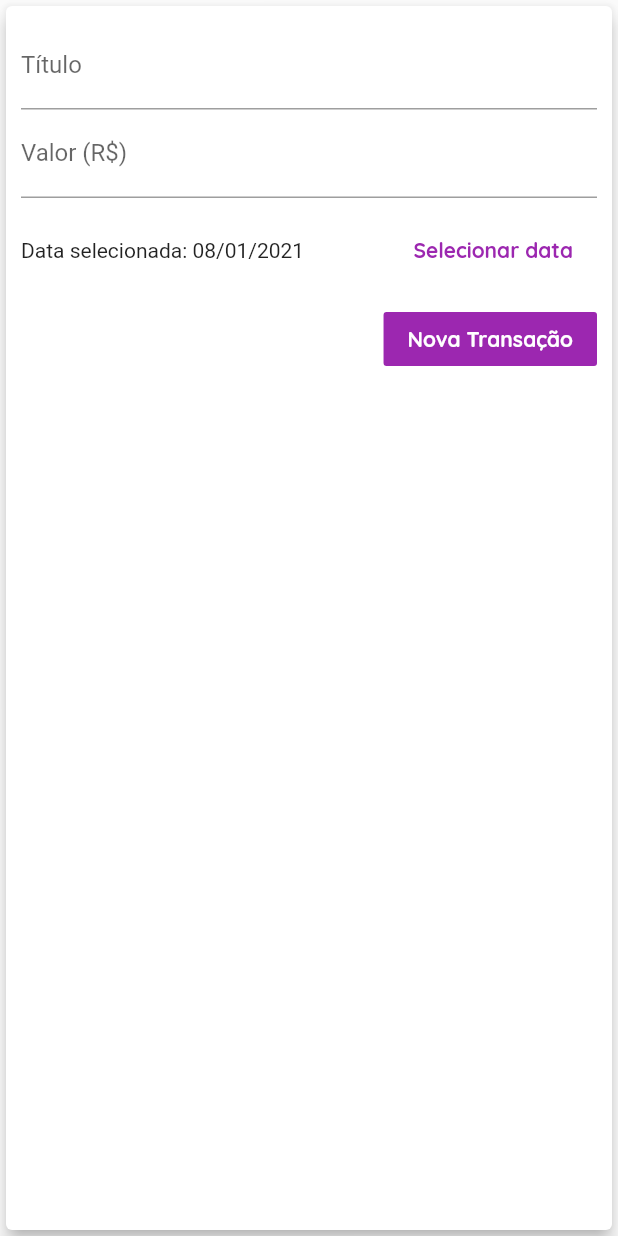
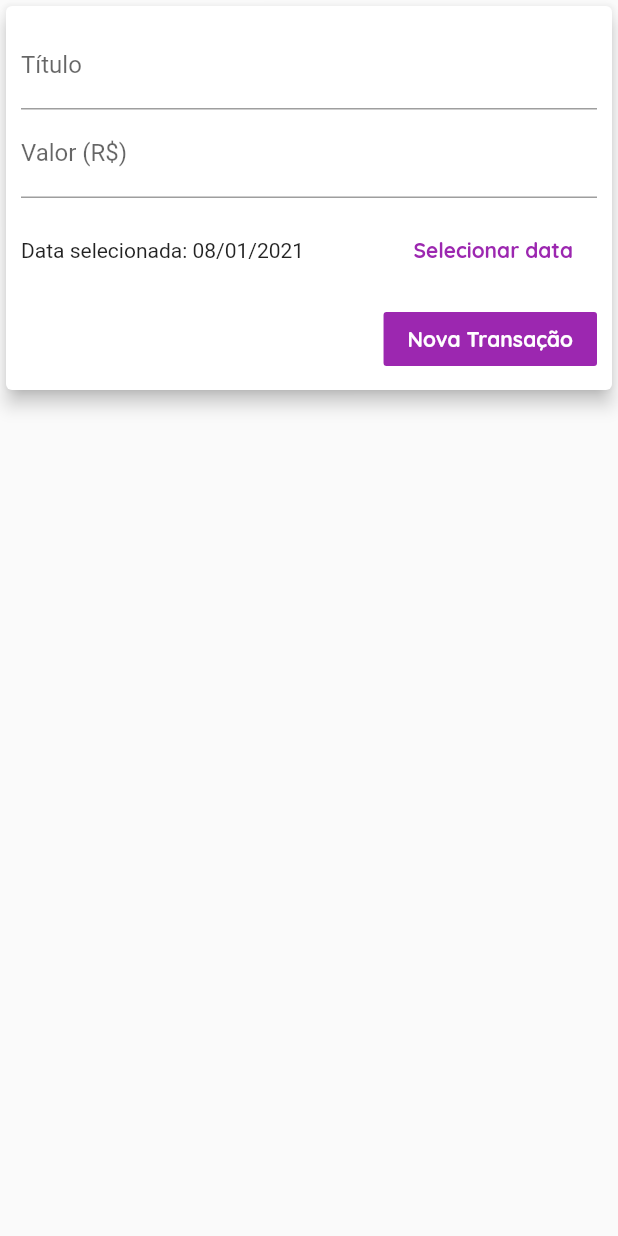
Before and after one commit to PhelippeA/DespesasPessoais, a Flutter app: the TransactionForm widget shown alone on an empty page, opened directly with empty values, on a phone screen of 412 x 824 dp. Run offline on Flutter 3.47's test engine with Material 2 defaults, Android fonts, the phone set to English and light mode, and no system bars.

Commit message:
refactor: Correcao no onPressed do botão em modo paisagem e correcao do form

```diff
--- a/lib/components/transaction_form.dart
+++ b/lib/components/transaction_form.dart
@@ -40,10 +40,15 @@ class _TransactionFormState extends State<TransactionForm> {
 
   @override
   Widget build(BuildContext context) {
-    return Card(
+    return SingleChildScrollView(
+      child: Card(
         elevation: 5,
         child: Padding(
-        padding: const EdgeInsets.all(10),
+          padding: EdgeInsets.only(
+              top: 10,
+              right: 10,
+              left: 10,
+              bottom: 10 + MediaQuery.of(context).viewInsets.bottom),
           child: Column(
             children: <Widget>[
               TextField(
@@ -93,6 +98,7 @@ class _TransactionFormState extends State<TransactionForm> {
             ],
           ),
         ),
+      ),
     );
   }
 }
```
Also changed, not shown: lib/main.dart (+7 -5 lines). Lines whose indentation alone changed are shown as unchanged.
